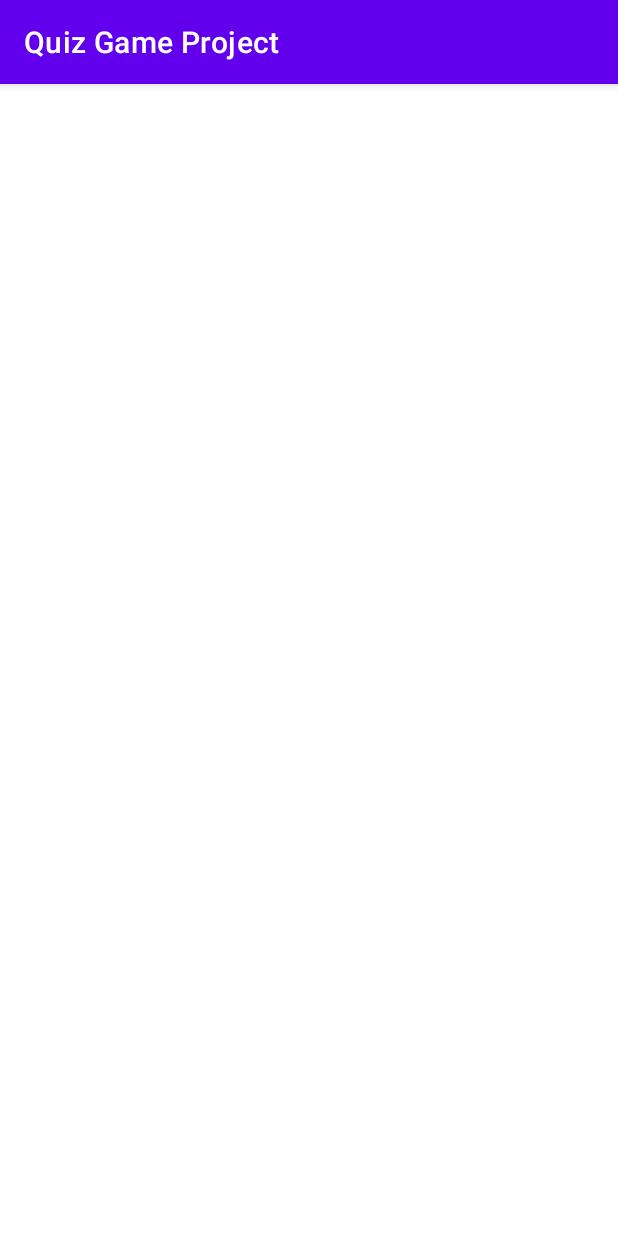
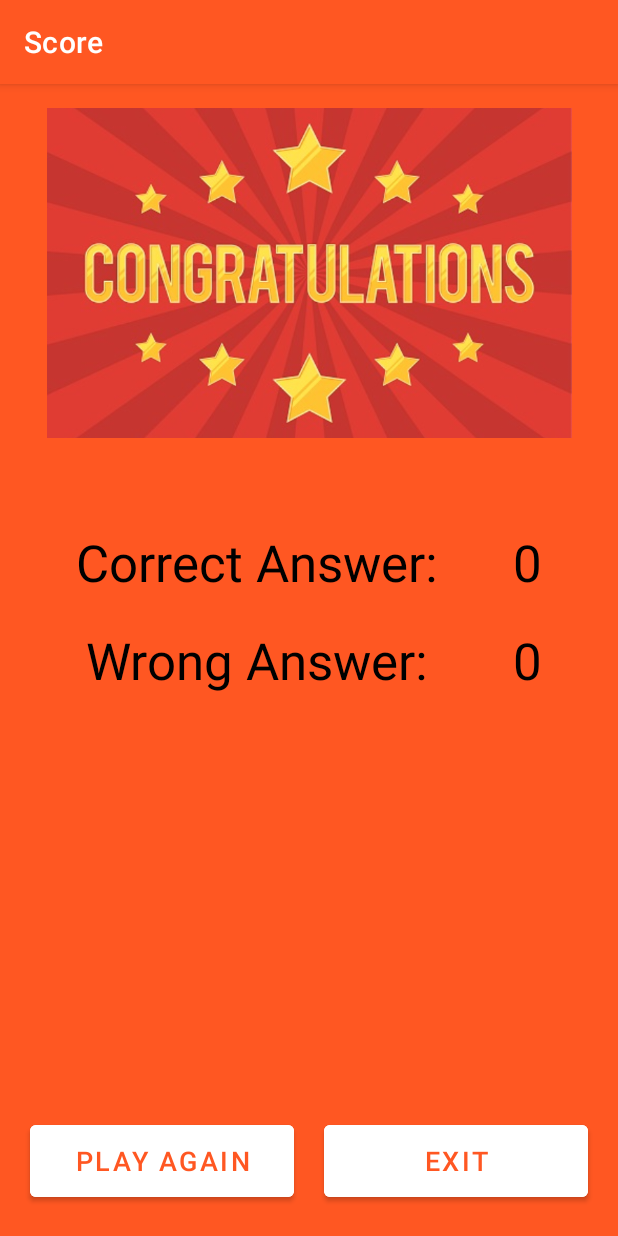
Before and after one commit to Morshed-GitHub/Quiz-Game, an Android app: the ResultActivity screen opened directly, with no data from a screen before it, on a phone screen of 412 x 824 dp. Run offline under Robolectric (Android 15) with nearby library versions, the phone set to English and light mode, and no system bars; our stand-ins replace Firebase (no records; nobody signed in at launch, a user with empty details on screens opened directly); 2 statements that could not run were skipped.

Commit message:
Result Page Completed with Custom Title

```diff
--- a/app/src/main/AndroidManifest.xml
+++ b/app/src/main/AndroidManifest.xml
@@ -15,7 +15,8 @@
         tools:targetApi="31">
         <activity
             android:name=".ResultActivity"
-            android:exported="false" />
+            android:exported="false"
+            android:theme="@style/SignupTheme"/>
         <activity
             android:name=".QuizActivity"
             android:exported="false"
--- a/app/src/main/java/com/learning/quizgameproject/ResultActivity.kt
+++ b/app/src/main/java/com/learning/quizgameproject/ResultActivity.kt
@@ -1,11 +1,48 @@
 package com.learning.quizgameproject
 
+import android.content.Intent
 import androidx.appcompat.app.AppCompatActivity
 import android.os.Bundle
+import android.view.View
+import android.widget.Toast
+import com.google.firebase.auth.FirebaseAuth
+import com.google.firebase.auth.FirebaseUser
+import com.google.firebase.database.*
+import com.learning.quizgameproject.databinding.ActivityResultBinding
 
 class ResultActivity : AppCompatActivity() {
+    lateinit var resultBinding: ActivityResultBinding
+    private val auth : FirebaseAuth = FirebaseAuth.getInstance()
+    val user : FirebaseUser? = auth.currentUser
+    private val db : FirebaseDatabase = FirebaseDatabase.getInstance()
+    private val scoreRef : DatabaseReference = db.reference.child("scores")
+
     override fun onCreate(savedInstanceState: Bundle?) {
+        supportActionBar?.title = "Score"
         super.onCreate(savedInstanceState)
-        setContentView(R.layout.activity_result)
+        resultBinding = ActivityResultBinding.inflate(layoutInflater)
+        val view : View = resultBinding.root
+        setContentView(view)
+
+        resultBinding.buttonPlayAgain.setOnClickListener {
+            val intent : Intent = Intent(this@ResultActivity, MainActivity::class.java)
+            startActivity(intent)
+            finish()
+        }
+
+        resultBinding.buttonExit.setOnClickListener { finish() }
+
+        scoreRef.addValueEventListener(object : ValueEventListener {
+            override fun onDataChange(snapshot: DataSnapshot) {
+                user?.let {
+                    resultBinding.tvResultCorrect.text = snapshot.child(it.uid).child("correct").value.toString()
+                    resultBinding.tvResultWrong.text = snapshot.child(it.uid).child("wrong").value.toString()
+                }
+            }
+
+            override fun onCancelled(error: DatabaseError) {
+                Toast.makeText(applicationContext, error.message, Toast.LENGTH_SHORT).show()
+            }
+        })
     }
 }
--- a/app/src/main/res/layout/activity_result.xml
+++ b/app/src/main/res/layout/activity_result.xml
@@ -4,6 +4,103 @@
     xmlns:tools="http://schemas.android.com/tools"
     android:layout_width="match_parent"
     android:layout_height="match_parent"
+    android:background="@color/orange"
     tools:context=".ResultActivity">
 
+    <ImageView
+        android:id="@+id/imageViewResult"
+        android:layout_width="350dp"
+        android:layout_height="220dp"
+        android:layout_marginTop="16dp"
+        android:scaleType="centerCrop"
+        app:layout_constraintEnd_toEndOf="parent"
+        app:layout_constraintHorizontal_bias="0.5"
+        app:layout_constraintStart_toStartOf="parent"
+        app:layout_constraintTop_toTopOf="parent"
+        app:srcCompat="@drawable/congratulations" />
+
+    <LinearLayout
+        android:layout_width="match_parent"
+        android:layout_height="wrap_content"
+        android:layout_margin="10dp"
+        android:orientation="horizontal"
+        app:layout_constraintBottom_toBottomOf="parent"
+        app:layout_constraintEnd_toEndOf="parent"
+        app:layout_constraintStart_toStartOf="parent"
+        app:layout_constraintVertical_bias="0.5">
+
+        <Button
+            android:id="@+id/buttonPlayAgain"
+            android:layout_width="match_parent"
+            android:layout_height="60dp"
+            android:layout_margin="10dp"
+            android:layout_weight="1"
+            android:backgroundTint="@color/white"
+            android:text="PLAY AGAIN"
+            android:textColor="@color/orange"
+            android:textSize="18sp" />
+
+        <Button
+            android:id="@+id/buttonExit"
+            android:layout_width="match_parent"
+            android:layout_height="60dp"
+            android:layout_margin="10dp"
+            android:layout_weight="1"
+            android:backgroundTint="@color/white"
+            android:text="EXIT"
+            android:textColor="@color/orange"
+            android:textSize="18sp" />
+    </LinearLayout>
+
+    <TextView
+        android:id="@+id/textView4"
+        android:layout_width="wrap_content"
+        android:layout_height="wrap_content"
+        android:layout_marginTop="60dp"
+        android:text="Correct Answer:"
+        android:textColor="@color/black"
+        android:textSize="34sp"
+        app:layout_constraintEnd_toStartOf="@+id/tvResultCorrect"
+        app:layout_constraintHorizontal_bias="0.5"
+        app:layout_constraintStart_toStartOf="parent"
+        app:layout_constraintTop_toBottomOf="@+id/imageViewResult" />
+
+    <TextView
+        android:id="@+id/tvResultCorrect"
+        android:layout_width="wrap_content"
+        android:layout_height="wrap_content"
+        android:layout_marginTop="60dp"
+        android:text="0"
+        android:textColor="@color/black"
+        android:textSize="34sp"
+        app:layout_constraintEnd_toEndOf="parent"
+        app:layout_constraintHorizontal_bias="0.5"
+        app:layout_constraintStart_toEndOf="@+id/textView4"
+        app:layout_constraintTop_toBottomOf="@+id/imageViewResult" />
+
+    <TextView
+        android:id="@+id/textView9"
+        android:layout_width="wrap_content"
+        android:layout_height="wrap_content"
+        android:layout_marginTop="20dp"
+        android:text="Wrong Answer:"
+        android:textColor="@color/black"
+        android:textSize="34sp"
+        app:layout_constraintEnd_toStartOf="@+id/tvResultCorrect"
+        app:layout_constraintHorizontal_bias="0.5"
+        app:layout_constraintStart_toStartOf="parent"
+        app:layout_constraintTop_toBottomOf="@+id/textView4" />
+
+    <TextView
+        android:id="@+id/tvResultWrong"
+        android:layout_width="wrap_content"
+        android:layout_height="wrap_content"
+        android:layout_marginTop="20dp"
+        android:text="0"
+        android:textColor="@color/black"
+        android:textSize="34sp"
+        app:layout_constraintEnd_toEndOf="parent"
+        app:layout_constraintHorizontal_bias="0.5"
+        app:layout_constraintStart_toEndOf="@+id/textView4"
+        app:layout_constraintTop_toBottomOf="@+id/tvResultCorrect" />
 </androidx.constraintlayout.widget.ConstraintLayout>
```
Also changed, not shown: app/src/main/res/drawable/congratulations.png (added).
